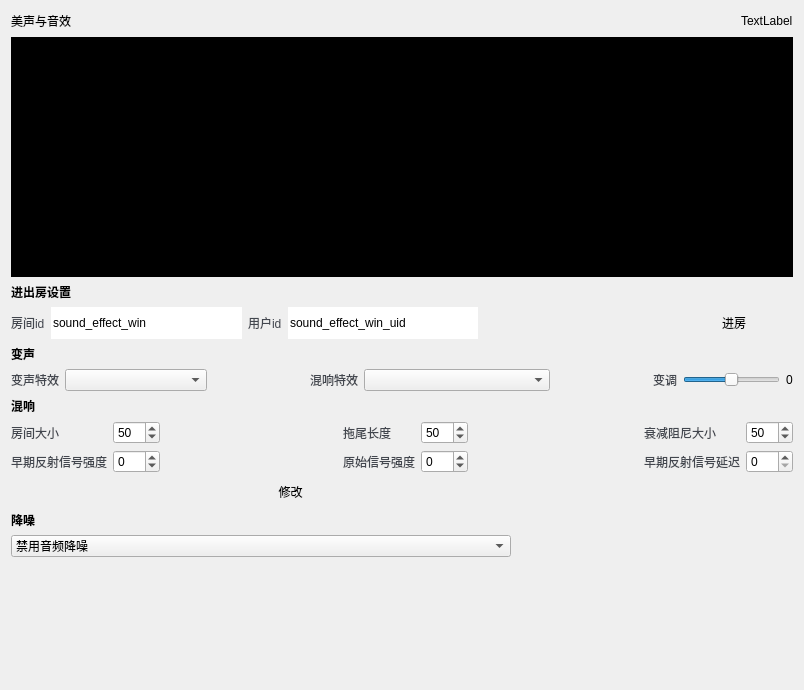
Old version of the form Windows/src/Advanced/SoundEffects/SoundEffectsWidget.ui in the repository volcengine/VolcEngineRTC.
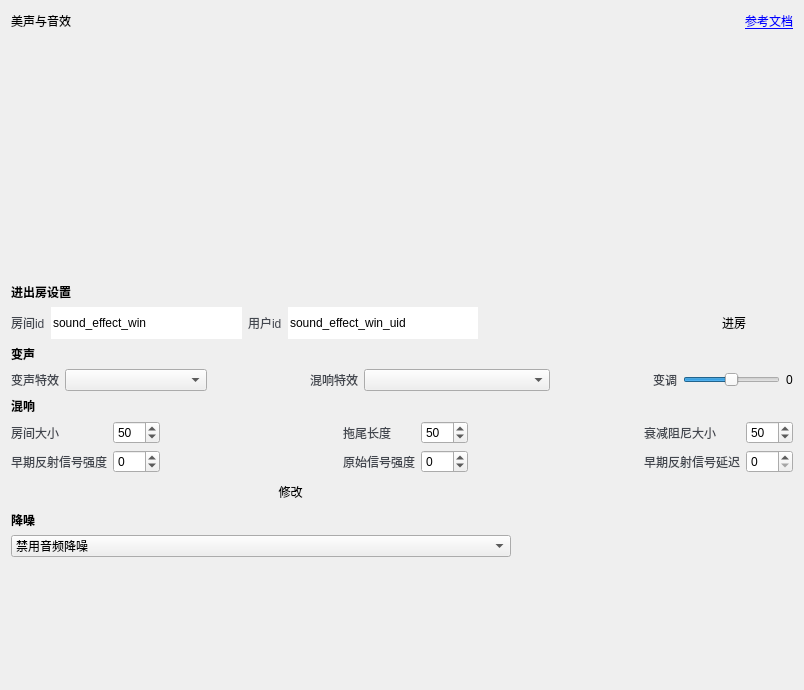
New version of the form. Icons and pictures are not drawn. Custom widgets are drawn as their Qt base class.

Patch:
```diff
--- a/Windows/src/Advanced/SoundEffects/SoundEffectsWidget.ui
+++ b/Windows/src/Advanced/SoundEffects/SoundEffectsWidget.ui
@@ -67,7 +67,7 @@
      <item>
       <widget class="QLabel" name="label_3">
        <property name="text">
-        <string>TextLabel</string>
+        <string>&lt;a href=&quot;https://www.volcengine.com/docs/6348/1178327&quot;&gt;参考文档</string>
        </property>
       </widget>
      </item>
@@ -88,7 +88,7 @@
       </size>
      </property>
      <property name="styleSheet">
-      <string notr="true">background-color: rgb(0, 0, 0);</string>
+      <string notr="true"/>
      </property>
      <layout class="QHBoxLayout" name="horizontalLayout_6">
       <property name="spacing">
```
